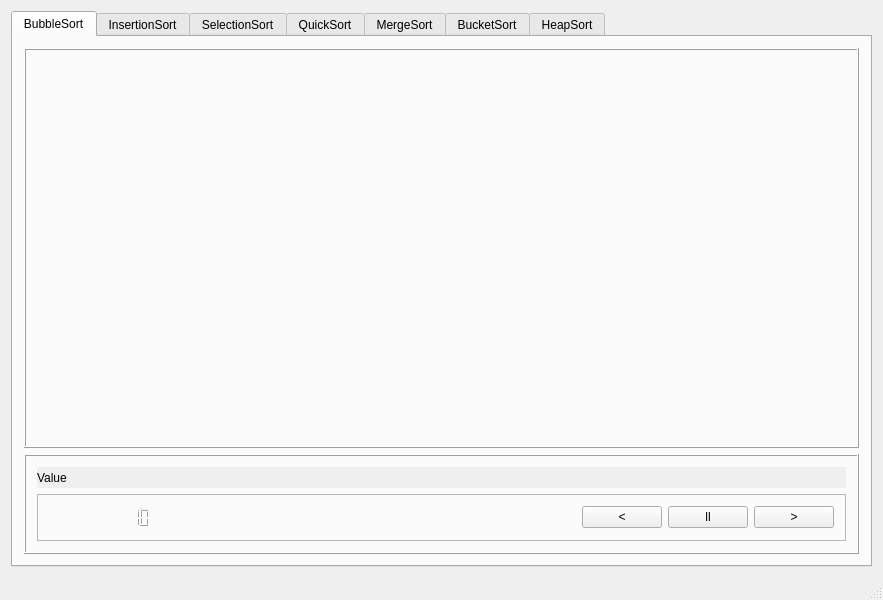
Before: the Qt Designer form view/SortView.ui in SortC/SortC, drawn with Qt 5.
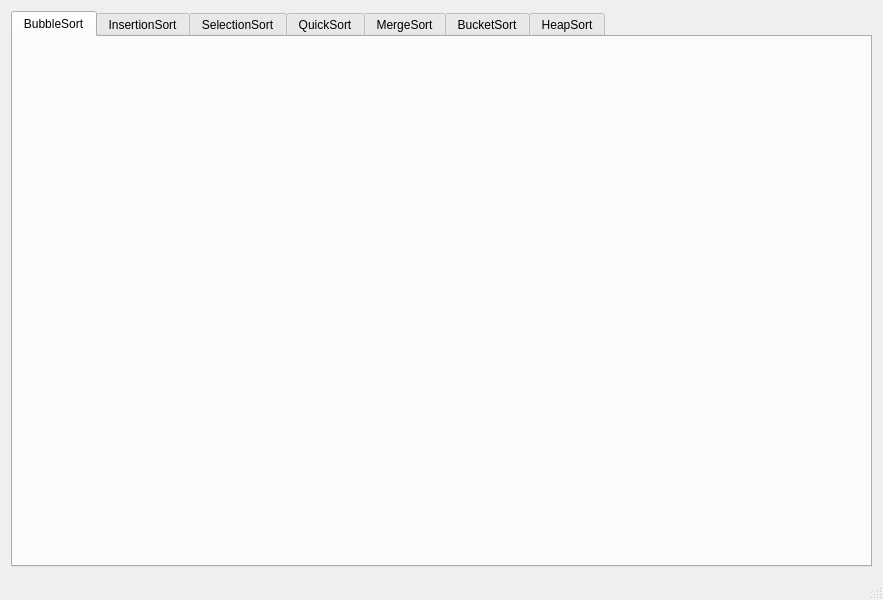
After: the same form once the commit is applied. The open tabs and pages were chosen to show the change. Custom widgets are drawn as their Qt base class.

Commit message: Basis für Widget, noch keine Implementation der Funktionalität

Diff of the .ui file:
```diff
--- a/view/SortView.ui
+++ b/view/SortView.ui
@@ -48,253 +48,7 @@
        <attribute name="title">
         <string>BubbleSort</string>
        </attribute>
-       <layout class="QVBoxLayout" name="verticalLayout_2">
-        <item>
-         <widget class="QFrame" name="frameSorting">
-          <property name="enabled">
-           <bool>true</bool>
-          </property>
-          <property name="sizePolicy">
-           <sizepolicy hsizetype="Preferred" vsizetype="Preferred">
-            <horstretch>0</horstretch>
-            <verstretch>0</verstretch>
-           </sizepolicy>
-          </property>
-          <property name="minimumSize">
-           <size>
-            <width>0</width>
-            <height>0</height>
-           </size>
-          </property>
-          <property name="sizeIncrement">
-           <size>
-            <width>0</width>
-            <height>0</height>
-           </size>
-          </property>
-          <property name="acceptDrops">
-           <bool>false</bool>
-          </property>
-          <property name="frameShape">
-           <enum>QFrame::Box</enum>
-          </property>
-          <property name="frameShadow">
-           <enum>QFrame::Raised</enum>
-          </property>
-          <property name="midLineWidth">
-           <number>0</number>
-          </property>
-          <layout class="QHBoxLayout" name="horizontalLayout_2">
-           <property name="spacing">
-            <number>9</number>
-           </property>
-           <property name="sizeConstraint">
-            <enum>QLayout::SetDefaultConstraint</enum>
-           </property>
-           <property name="leftMargin">
-            <number>5</number>
-           </property>
-           <property name="topMargin">
-            <number>5</number>
-           </property>
-           <property name="rightMargin">
-            <number>5</number>
-           </property>
-           <property name="bottomMargin">
-            <number>5</number>
-           </property>
-           <item>
-            <layout class="QHBoxLayout" name="horLayoutSorting" stretch="">
-             <property name="spacing">
-              <number>2</number>
-             </property>
-             <property name="leftMargin">
-              <number>5</number>
-             </property>
-             <property name="topMargin">
-              <number>5</number>
-             </property>
-             <property name="rightMargin">
-              <number>5</number>
-             </property>
-             <property name="bottomMargin">
-              <number>5</number>
-             </property>
-            </layout>
-           </item>
-          </layout>
-         </widget>
-        </item>
-        <item>
-         <widget class="QFrame" name="frameNavigation">
-          <property name="sizePolicy">
-           <sizepolicy hsizetype="Preferred" vsizetype="Fixed">
-            <horstretch>0</horstretch>
-            <verstretch>0</verstretch>
-           </sizepolicy>
-          </property>
-          <property name="minimumSize">
-           <size>
-            <width>0</width>
-            <height>100</height>
-           </size>
-          </property>
-          <property name="maximumSize">
-           <size>
-            <width>16777215</width>
-            <height>100</height>
-           </size>
-          </property>
-          <property name="baseSize">
-           <size>
-            <width>0</width>
-            <height>0</height>
-           </size>
-          </property>
-          <property name="frameShape">
-           <enum>QFrame::Box</enum>
-          </property>
-          <property name="frameShadow">
-           <enum>QFrame::Raised</enum>
-          </property>
-          <layout class="QVBoxLayout" name="verticalLayout_3">
-           <item>
-            <widget class="QLabel" name="lblExplanation">
-             <property name="autoFillBackground">
-              <bool>true</bool>
-             </property>
-             <property name="text">
-              <string>Value</string>
-             </property>
-            </widget>
-           </item>
-           <item>
-            <widget class="QFrame" name="frame">
-             <property name="frameShape">
-              <enum>QFrame::StyledPanel</enum>
-             </property>
-             <property name="frameShadow">
-              <enum>QFrame::Raised</enum>
-             </property>
-             <layout class="QHBoxLayout" name="horizontalLayout_3">
-              <item>
-               <widget class="QLCDNumber" name="lcdNumActStep">
-                <property name="sizePolicy">
-                 <sizepolicy hsizetype="Fixed" vsizetype="Minimum">
-                  <horstretch>0</horstretch>
-                  <verstretch>0</verstretch>
-                 </sizepolicy>
-                </property>
-                <property name="minimumSize">
-                 <size>
-                  <width>10</width>
-                  <height>0</height>
-                 </size>
-                </property>
-                <property name="baseSize">
-                 <size>
-                  <width>10</width>
-                  <height>2</height>
-                 </size>
-                </property>
-                <property name="frameShape">
-                 <enum>QFrame::NoFrame</enum>
-                </property>
-                <property name="frameShadow">
-                 <enum>QFrame::Raised</enum>
-                </property>
-                <property name="midLineWidth">
-                 <number>1</number>
-                </property>
-                <property name="smallDecimalPoint">
-                 <bool>false</bool>
-                </property>
-                <property name="digitCount">
-                 <number>10</number>
-                </property>
-                <property name="segmentStyle">
-                 <enum>QLCDNumber::Filled</enum>
-                </property>
-                <property name="value" stdset="0">
-                 <double>10.000000000000000</double>
-                </property>
-                <property name="intValue" stdset="0">
-                 <number>10</number>
-                </property>
-               </widget>
-              </item>
-              <item>
-               <spacer name="horizontalSpacer_2">
-                <property name="orientation">
-                 <enum>Qt::Horizontal</enum>
-                </property>
-                <property name="sizeHint" stdset="0">
-                 <size>
-                  <width>40</width>
-                  <height>20</height>
-                 </size>
-                </property>
-               </spacer>
-              </item>
-              <item>
-               <spacer name="horizontalSpacer">
-                <property name="orientation">
-                 <enum>Qt::Horizontal</enum>
-                </property>
-                <property name="sizeHint" stdset="0">
-                 <size>
-                  <width>40</width>
-                  <height>20</height>
-                 </size>
-                </property>
-               </spacer>
-              </item>
-              <item>
-               <widget class="QPushButton" name="btnPrevStep">
-                <property name="sizePolicy">
-                 <sizepolicy hsizetype="Fixed" vsizetype="Fixed">
-                  <horstretch>0</horstretch>
-                  <verstretch>0</verstretch>
-                 </sizepolicy>
-                </property>
-                <property name="text">
-                 <string>&lt;</string>
-                </property>
-               </widget>
-              </item>
-              <item>
-               <widget class="QPushButton" name="btnPlayPause">
-                <property name="sizePolicy">
-                 <sizepolicy hsizetype="Fixed" vsizetype="Fixed">
-                  <horstretch>0</horstretch>
-                  <verstretch>0</verstretch>
-                 </sizepolicy>
-                </property>
-                <property name="text">
-                 <string>ll</string>
-                </property>
-               </widget>
-              </item>
-              <item>
-               <widget class="QPushButton" name="btnNextStep">
-                <property name="sizePolicy">
-                 <sizepolicy hsizetype="Fixed" vsizetype="Fixed">
-                  <horstretch>0</horstretch>
-                  <verstretch>0</verstretch>
-                 </sizepolicy>
-                </property>
-                <property name="text">
-                 <string>&gt;</string>
-                </property>
-               </widget>
-              </item>
-             </layout>
-            </widget>
-           </item>
-          </layout>
-         </widget>
-        </item>
-       </layout>
+       <layout class="QVBoxLayout" name="verticalLayout_2"/>
       </widget>
       <widget class="QWidget" name="insertionSortTab">
        <attribute name="title">
@@ -334,6 +88,14 @@
   <widget class="QStatusBar" name="statusBar"/>
  </widget>
  <layoutdefault spacing="6" margin="11"/>
+ <customwidgets>
+  <customwidget>
+   <class>BaseSortWidget</class>
+   <extends>QWidget</extends>
+   <header location="global">view/BaseSortWidget.h</header>
+   <container>1</container>
+  </customwidget>
+ </customwidgets>
  <resources/>
  <connections/>
 </ui>
```
Left out of the diff: 16 changed lines with no effect on the pictures. The commit also changes 3 other files.
